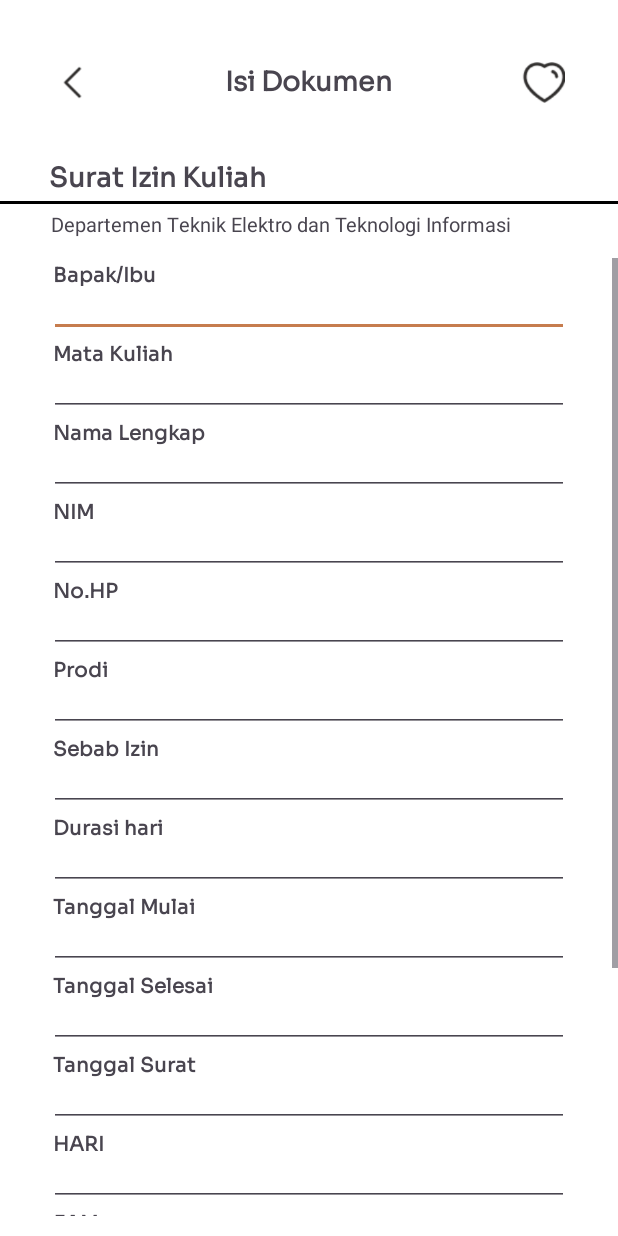
After one commit to YosepEChristo/Hape, an Android app: the layout activity_izin_form.xml on its own in the app's theme, with its tools: preview values and no code run, on a phone screen of 412 x 824 dp. The commit adds this screen. Run offline under Robolectric (Android 15) with nearby library versions, the phone set to English and light mode, and no system bars.

Commit message:
add izin form as activity

```diff
--- a/app/src/main/AndroidManifest.xml
+++ b/app/src/main/AndroidManifest.xml
@@ -13,6 +13,9 @@
         android:theme="@style/Theme.NgampusAman"
         tools:targetApi="31">
         <activity
+            android:name=".ui.Activity.IzinFormActivity"
+            android:exported="false" />
+        <activity
             android:name=".ui.Activity.MainActivity"
             android:exported="true">
             <intent-filter>
--- /dev/null
+++ b/app/src/main/java/com/example/ngampusaman/ui/Activity/IzinFormActivity.kt
@@ -0,0 +1,19 @@
+package com.example.ngampusaman.ui.Activity
+
+import androidx.appcompat.app.AppCompatActivity
+import android.os.Bundle
+import androidx.navigation.Navigation
+import androidx.navigation.ui.NavigationUI
+import com.example.ngampusaman.R
+import com.example.ngampusaman.databinding.ActivityIzinFormBinding
+import com.google.android.material.bottomnavigation.BottomNavigationView
+
+class IzinFormActivity : AppCompatActivity() {
+    private lateinit var binding: ActivityIzinFormBinding
+    override fun onCreate(savedInstanceState: Bundle?) {
+        super.onCreate(savedInstanceState)
+        binding = ActivityIzinFormBinding.inflate(layoutInflater)
+        setContentView(binding.root)
+
+    }
+}
--- a/app/src/main/java/com/example/ngampusaman/ui/Fragment/SuratAdapter.kt
+++ b/app/src/main/java/com/example/ngampusaman/ui/Fragment/SuratAdapter.kt
@@ -1,13 +1,18 @@
 package com.example.ngampusaman.ui.Fragment
 
+import android.content.Context
+import android.content.Intent
 import android.view.LayoutInflater
 import android.view.View
 import android.view.ViewGroup
 import android.widget.TextView
 import android.widget.Toast
 import androidx.cardview.widget.CardView
+import androidx.core.content.ContextCompat
 import androidx.recyclerview.widget.RecyclerView
 import com.example.ngampusaman.R
+import com.example.ngampusaman.ui.Activity.IzinFormActivity
+import kotlin.coroutines.coroutineContext
 
 class SuratAdapter(private val dataJudul: Array<String>, private val dataKeterangan: Array<String>) :RecyclerView.Adapter<SuratAdapter.ViewHolder>() {
     class ViewHolder(view: View) : RecyclerView.ViewHolder(view) {
@@ -35,7 +40,9 @@ class SuratAdapter(private val dataJudul: Array<String>, private val dataKeteran
         viewHolder.tvKeteranganItem.text = dataKeterangan[position]
 
         viewHolder.cvTombolItem.setOnClickListener {
-            Toast.makeText(it.context, "Posisi ke ${position}", Toast.LENGTH_SHORT).show()
+            val intent = Intent(viewHolder.itemView.context, IzinFormActivity::class.java)
+            intent.putExtra("key","value")
+            viewHolder.itemView.context.startActivities(arrayOf(intent))
         }
     }
 }
--- /dev/null
+++ b/app/src/main/res/layout/activity_izin_form.xml
@@ -0,0 +1,462 @@
+<?xml version="1.0" encoding="utf-8"?>
+<LinearLayout xmlns:android="http://schemas.android.com/apk/res/android"
+    xmlns:app="http://schemas.android.com/apk/res-auto"
+    xmlns:tools="http://schemas.android.com/tools"
+    android:background="@color/white"
+    android:orientation="vertical"
+    android:layout_width="match_parent"
+    android:layout_height="match_parent"
+    tools:context=".ui.Activity.IzinFormActivity">
+
+
+    <FrameLayout
+        android:layout_width="match_parent"
+        android:layout_height="wrap_content"
+        android:layout_marginTop="@dimen/_30sdp"
+        android:layout_marginBottom="@dimen/_20sdp"
+        android:background="@color/white"
+        android:layout_marginStart="@dimen/_25sdp"
+        android:layout_marginEnd="@dimen/_25sdp">
+        <ImageView
+            android:id="@+id/backarrow"
+            android:layout_width="@dimen/_24sdp"
+            android:layout_height="@dimen/_24sdp"
+            android:src="@drawable/ic_black_backarrow"/>
+        <TextView
+            android:layout_width="wrap_content"
+            android:layout_height="wrap_content"
+            android:textStyle="bold"
+            android:fontFamily="@font/sora"
+            android:textSize="18dp"
+            android:text="Isi Dokumen"
+            android:layout_gravity="center_horizontal"/>
+        <ImageView
+            android:id="@+id/izinliked"
+            android:layout_width="@dimen/_24sdp"
+            android:layout_height="@dimen/_24sdp"
+            android:src="@drawable/ic_heart"
+            android:layout_gravity="right"
+            android:paddingEnd="@dimen/_2sdp"/>
+    </FrameLayout>
+
+    <TextView
+        android:layout_marginTop="@dimen/_5sdp"
+        android:layout_width="wrap_content"
+        android:layout_height="wrap_content"
+        android:text="Surat Izin Kuliah"
+        android:textSize="@dimen/_14sdp"
+        android:textStyle="bold"
+        android:fontFamily="@font/sora"
+        android:layout_marginStart="@dimen/_25sdp"/>
+
+    <ImageView
+        android:layout_width="match_parent"
+        android:layout_height="10dp"
+        android:src="@drawable/ic_black_line"/>
+
+    <TextView
+        android:layout_width="wrap_content"
+        android:layout_height="wrap_content"
+        android:text="Departemen Teknik Elektro dan Teknologi Informasi"
+        android:textSize="@dimen/_10sdp"
+        android:layout_marginStart="@dimen/_26sdp"/>
+
+
+    <ScrollView
+        android:layout_width="match_parent"
+        android:layout_height="match_parent"
+        android:layout_marginBottom="@dimen/_10sdp"
+        android:layout_marginTop="@dimen/_10sdp">
+
+        <androidx.constraintlayout.widget.ConstraintLayout
+            android:layout_width="match_parent"
+            android:layout_height="wrap_content"
+            android:background="@color/white">
+            <FrameLayout
+                android:id="@+id/dosenLayout"
+                android:layout_width="match_parent"
+                android:layout_height="wrap_content"
+                android:layout_marginStart="@dimen/_25sdp"
+                android:layout_marginEnd="@dimen/_25sdp"
+                app:layout_constraintTop_toTopOf="parent">
+
+                <TextView
+                    android:layout_width="wrap_content"
+                    android:layout_height="wrap_content"
+                    android:layout_marginStart="@dimen/_2sdp"
+                    android:fontFamily="@font/sora"
+                    android:text="Bapak/Ibu"
+                    android:textSize="@dimen/_10sdp"
+                    android:textStyle="bold" />
+
+                <EditText
+                    android:layout_width="match_parent"
+                    android:layout_height="match_parent"
+                    android:layout_marginTop="@dimen/_10sdp"
+                    android:inputType="text"
+                    android:textSize="@dimen/_10sdp" />
+            </FrameLayout>
+
+            <FrameLayout
+                android:id="@+id/matkulLayout"
+                android:layout_width="match_parent"
+                android:layout_height="wrap_content"
+                android:layout_marginStart="@dimen/_25sdp"
+                android:layout_marginEnd="@dimen/_25sdp"
+                app:layout_constraintTop_toBottomOf="@id/dosenLayout">
+                <TextView
+                    android:layout_width="wrap_content"
+                    android:layout_height="wrap_content"
+                    android:text="Mata Kuliah"
+                    android:textStyle="bold"
+                    android:fontFamily="@font/sora"
+                    android:textSize="@dimen/_10sdp"
+                    android:layout_marginStart="@dimen/_2sdp"/>
+                <EditText
+                    android:layout_width="match_parent"
+                    android:layout_height="match_parent"
+                    android:inputType="text"
+                    android:textSize="@dimen/_10sdp"
+                    android:layout_marginTop="@dimen/_10sdp"/>
+            </FrameLayout>
+
+
+            <FrameLayout
+                android:id="@+id/namaLayout"
+                android:layout_width="match_parent"
+                android:layout_height="wrap_content"
+                android:layout_marginStart="@dimen/_25sdp"
+                android:layout_marginEnd="@dimen/_25sdp"
+                app:layout_constraintTop_toBottomOf="@id/matkulLayout">
+                <TextView
+                    android:layout_width="wrap_content"
+                    android:layout_height="wrap_content"
+                    android:text="Nama Lengkap"
+                    android:textStyle="bold"
+                    android:fontFamily="@font/sora"
+                    android:textSize="@dimen/_10sdp"
+                    android:layout_marginStart="@dimen/_2sdp"/>
+                <EditText
+                    android:layout_width="match_parent"
+                    android:layout_height="match_parent"
+                    android:inputType="text"
+                    android:textSize="@dimen/_10sdp"
+                    android:layout_marginTop="@dimen/_10sdp"/>
+            </FrameLayout>
+
+
+            <FrameLayout
+                android:id="@+id/nimLayout"
+                android:layout_width="match_parent"
+                android:layout_height="wrap_content"
+                android:layout_marginStart="@dimen/_25sdp"
+                android:layout_marginEnd="@dimen/_25sdp"
+                app:layout_constraintTop_toBottomOf="@id/namaLayout">
+                <TextView
+                    android:layout_width="wrap_content"
+                    android:layout_height="wrap_content"
+                    android:text="NIM"
+                    android:textStyle="bold"
+                    android:fontFamily="@font/sora"
+                    android:textSize="@dimen/_10sdp"
+                    android:layout_marginStart="@dimen/_2sdp"/>
+                <EditText
+                    android:layout_width="match_parent"
+                    android:layout_height="match_parent"
+                    android:inputType="text"
+                    android:textSize="@dimen/_10sdp"
+                    android:layout_marginTop="@dimen/_10sdp"/>
+            </FrameLayout>
+
+
+            <FrameLayout
+                android:id="@+id/hpLayout"
+                android:layout_width="match_parent"
+                android:layout_height="wrap_content"
+                android:layout_marginStart="@dimen/_25sdp"
+                android:layout_marginEnd="@dimen/_25sdp"
+                app:layout_constraintTop_toBottomOf="@id/nimLayout">
+                <TextView
+                    android:layout_width="wrap_content"
+                    android:layout_height="wrap_content"
+                    android:text="No.HP"
+                    android:textStyle="bold"
+                    android:fontFamily="@font/sora"
+                    android:textSize="@dimen/_10sdp"
+                    android:layout_marginStart="@dimen/_2sdp"/>
+                <EditText
+                    android:layout_width="match_parent"
+                    android:layout_height="match_parent"
+                    android:inputType="text"
+                    android:textSize="@dimen/_10sdp"
+                    android:layout_marginTop="@dimen/_10sdp"/>
+            </FrameLayout>
+
+            <FrameLayout
+                android:id="@+id/prodiLayout"
+                android:layout_width="match_parent"
+                android:layout_height="wrap_content"
+                android:layout_marginStart="@dimen/_25sdp"
+                android:layout_marginEnd="@dimen/_25sdp"
+                app:layout_constraintTop_toBottomOf="@id/hpLayout">
+
+                <TextView
+                    android:layout_width="wrap_content"
+                    android:layout_height="wrap_content"
+                    android:layout_marginStart="@dimen/_2sdp"
+                    android:fontFamily="@font/sora"
+                    android:text="Prodi"
+                    android:textSize="@dimen/_10sdp"
+                    android:textStyle="bold" />
+
+                <EditText
+                    android:layout_width="match_parent"
+                    android:layout_height="match_parent"
+                    android:layout_marginTop="@dimen/_10sdp"
+                    android:inputType="text"
+                    android:textSize="@dimen/_10sdp" />
+            </FrameLayout>
+
+            <FrameLayout
+                android:id="@+id/sebabLayout"
+                android:layout_width="match_parent"
+                android:layout_height="wrap_content"
+                android:layout_marginStart="@dimen/_25sdp"
+                android:layout_marginEnd="@dimen/_25sdp"
+                app:layout_constraintTop_toBottomOf="@id/prodiLayout">
+
+                <TextView
+                    android:layout_width="wrap_content"
+                    android:layout_height="wrap_content"
+                    android:layout_marginStart="@dimen/_2sdp"
+                    android:fontFamily="@font/sora"
+                    android:text="Sebab Izin"
+                    android:textSize="@dimen/_10sdp"
+                    android:textStyle="bold" />
+
+                <EditText
+                    android:layout_width="match_parent"
+                    android:layout_height="match_parent"
+                    android:layout_marginTop="@dimen/_10sdp"
+                    android:inputType="text"
+                    android:textSize="@dimen/_10sdp" />
+            </FrameLayout>
+
+            <FrameLayout
+                android:id="@+id/durasiLayout"
+                android:layout_width="match_parent"
+                android:layout_height="wrap_content"
+                android:layout_marginStart="@dimen/_25sdp"
+                android:layout_marginEnd="@dimen/_25sdp"
+                app:layout_constraintTop_toBottomOf="@id/sebabLayout">
+
+                <TextView
+                    android:layout_width="wrap_content"
+                    android:layout_height="wrap_content"
+                    android:layout_marginStart="@dimen/_2sdp"
+                    android:fontFamily="@font/sora"
+                    android:text="Durasi hari"
+                    android:textSize="@dimen/_10sdp"
+                    android:textStyle="bold" />
+
+                <EditText
+                    android:layout_width="match_parent"
+                    android:layout_height="match_parent"
+                    android:layout_marginTop="@dimen/_10sdp"
+                    android:inputType="text"
+                    android:textSize="@dimen/_10sdp" />
+            </FrameLayout>
+
+            <FrameLayout
+                android:id="@+id/tanggalMulaiLayout"
+                android:layout_width="match_parent"
+                android:layout_height="wrap_content"
+                android:layout_marginStart="@dimen/_25sdp"
+                android:layout_marginEnd="@dimen/_25sdp"
+                app:layout_constraintTop_toBottomOf="@id/durasiLayout">
+
+                <TextView
+                    android:layout_width="wrap_content"
+                    android:layout_height="wrap_content"
+                    android:layout_marginStart="@dimen/_2sdp"
+                    android:fontFamily="@font/sora"
+                    android:text="Tanggal Mulai"
+                    android:textSize="@dimen/_10sdp"
+                    android:textStyle="bold" />
+
+                <EditText
+                    android:layout_width="match_parent"
+                    android:layout_height="match_parent"
+                    android:layout_marginTop="@dimen/_10sdp"
+                    android:inputType="text"
+                    android:textSize="@dimen/_10sdp" />
+            </FrameLayout>
+
+            <FrameLayout
+                android:id="@+id/tanggalSelesaiLayout"
+                android:layout_width="match_parent"
+                android:layout_height="wrap_content"
+                android:layout_marginStart="@dimen/_25sdp"
+                android:layout_marginEnd="@dimen/_25sdp"
+                app:layout_constraintTop_toBottomOf="@id/tanggalMulaiLayout">
+
+                <TextView
+                    android:layout_width="wrap_content"
+                    android:layout_height="wrap_content"
+                    android:layout_marginStart="@dimen/_2sdp"
+                    android:fontFamily="@font/sora"
+                    android:text="Tanggal Selesai"
+                    android:textSize="@dimen/_10sdp"
+                    android:textStyle="bold" />
+
+                <EditText
+                    android:layout_width="match_parent"
+                    android:layout_height="match_parent"
+                    android:layout_marginTop="@dimen/_10sdp"
+                    android:inputType="text"
+                    android:textSize="@dimen/_10sdp" />
+            </FrameLayout>
+
+            <FrameLayout
+                android:id="@+id/tanggalSuratLayout"
+                android:layout_width="match_parent"
+                android:layout_height="wrap_content"
+                android:layout_marginStart="@dimen/_25sdp"
+                android:layout_marginEnd="@dimen/_25sdp"
+                app:layout_constraintTop_toBottomOf="@id/tanggalSelesaiLayout">
+
+                <TextView
+                    android:layout_width="wrap_content"
+                    android:layout_height="wrap_content"
+                    android:layout_marginStart="@dimen/_2sdp"
+                    android:fontFamily="@font/sora"
+                    android:text="Tanggal Surat"
+                    android:textSize="@dimen/_10sdp"
+                    android:textStyle="bold" />
+
+                <EditText
+                    android:layout_width="match_parent"
+                    android:layout_height="match_parent"
+                    android:layout_marginTop="@dimen/_10sdp"
+                    android:inputType="text"
+                    android:textSize="@dimen/_10sdp" />
+            </FrameLayout>
+
+            <FrameLayout
+                android:id="@+id/hariLayout"
+                android:layout_width="match_parent"
+                android:layout_height="wrap_content"
+                android:layout_marginStart="@dimen/_25sdp"
+                android:layout_marginEnd="@dimen/_25sdp"
+                app:layout_constraintTop_toBottomOf="@id/tanggalSuratLayout">
+
+                <TextView
+                    android:layout_width="wrap_content"
+                    android:layout_height="wrap_content"
+                    android:layout_marginStart="@dimen/_2sdp"
+                    android:fontFamily="@font/sora"
+                    android:text="HARI"
+                    android:textSize="@dimen/_10sdp"
+                    android:textStyle="bold" />
+
+                <EditText
+                    android:layout_width="match_parent"
+                    android:layout_height="match_parent"
+                    android:layout_marginTop="@dimen/_10sdp"
+                    android:inputType="text"
+                    android:textSize="@dimen/_10sdp" />
+            </FrameLayout>
+
+            <FrameLayout
+                android:id="@+id/jamLayout"
+                android:layout_width="match_parent"
+                android:layout_height="wrap_content"
+                android:layout_marginStart="@dimen/_25sdp"
+                android:layout_marginEnd="@dimen/_25sdp"
+                app:layout_constraintTop_toBottomOf="@id/hariLayout">
+
+                <TextView
+                    android:layout_width="wrap_content"
+                    android:layout_height="wrap_content"
+                    android:layout_marginStart="@dimen/_2sdp"
+                    android:fontFamily="@font/sora"
+                    android:text="JAM"
+                    android:textSize="@dimen/_10sdp"
+                    android:textStyle="bold" />
+
+                <EditText
+                    android:layout_width="match_parent"
+                    android:layout_height="match_parent"
+                    android:layout_marginTop="@dimen/_10sdp"
+                    android:inputType="text"
+                    android:textSize="@dimen/_10sdp" />
+
+                <FrameLayout
+                    android:layout_width="match_parent"
+                    android:layout_height="wrap_content"
+                    android:layout_gravity="bottom"
+                    android:layout_margin="@dimen/_25sdp">
+
+                </FrameLayout>
+            </FrameLayout>
+
+            <FrameLayout
+                android:id="@+id/ruangLayout"
+                android:layout_width="match_parent"
+                android:layout_height="wrap_content"
+                android:layout_marginStart="@dimen/_25sdp"
+                android:layout_marginEnd="@dimen/_25sdp"
+                app:layout_constraintTop_toBottomOf="@id/jamLayout">
+
+                <TextView
+                    android:layout_width="wrap_content"
+                    android:layout_height="wrap_content"
+                    android:layout_marginStart="@dimen/_2sdp"
+                    android:fontFamily="@font/sora"
+                    android:text="RUANG"
+                    android:textSize="@dimen/_10sdp"
+                    android:textStyle="bold" />
+
+                <EditText
+                    android:layout_width="match_parent"
+                    android:layout_height="match_parent"
+                    android:layout_marginTop="@dimen/_10sdp"
+                    android:inputType="text"
+                    android:textSize="@dimen/_10sdp" />
+
+            </FrameLayout>
+
+            <FrameLayout
+                android:id="@+id/tombolformLayout"
+                android:layout_width="match_parent"
+                android:layout_height="wrap_content"
+
+                android:layout_marginStart="@dimen/_15sdp"
+                android:layout_marginTop="@dimen/_25sdp"
+                android:layout_marginEnd="@dimen/_15sdp"
+                app:layout_constraintTop_toBottomOf="@id/ruangLayout">
+
+
+                <Button
+                    android:id="@+id/button3"
+                    android:layout_width="174dp"
+                    android:layout_height="60dp"
+                    android:layout_gravity="left"
+                    android:text="Simpan" />
+
+                <Button
+                    android:id="@+id/button2"
+                    android:layout_width="174dp"
+                    android:layout_height="60dp"
+                    android:layout_gravity="right"
+                    android:text="Masukan Data" />
+            </FrameLayout>
+            <TextView
+                android:layout_width="match_parent"
+                android:layout_height="wrap_content"
+                app:layout_constraintTop_toBottomOf="@id/tombolformLayout"/>
+
+        </androidx.constraintlayout.widget.ConstraintLayout>
+    </ScrollView>
+
+</LinearLayout>
--- a/app/src/main/res/navigation/nav_graph.xml
+++ b/app/src/main/res/navigation/nav_graph.xml
@@ -18,7 +18,7 @@
             app:destination="@id/aboutusFragment" />
         <action
             android:id="@+id/action_homeFragment_to_contactus"
-            app:destination="@id/contactus" />
+            app:destination="@id/contactusFragment" />
         <action
             android:id="@+id/action_homeFragment_to_templateFragment"
             app:destination="@id/templateFragment" />
@@ -44,8 +44,14 @@
         android:label="fragment_about_us"
         tools:layout="@layout/fragment_about_us"/>
     <fragment
-        android:id="@+id/contactus"
+        android:id="@+id/contactusFragment"
         android:name="com.example.ngampusaman.ui.Fragment.ContactUsFragment"
         android:label="fragment_contact_us"
         tools:layout="@layout/fragment_contact_us"/>
+    <fragment
+        android:id="@+id/izinformFragment"
+        android:name="com.example.ngampusaman.ui.Fragment.IzinFormFragment"
+        android:label="fragment_izin_form"
+        tools:layout="@layout/fragment_izin_form"/>
+
 </navigation>
--- /dev/null
+++ b/app/src/main/res/values/strings.xml
@@ -0,0 +1 @@
+<resources></resources>
```
